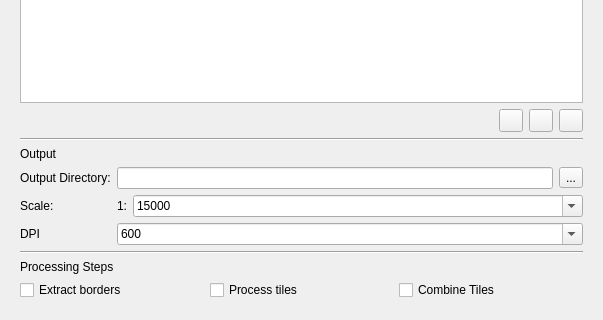
First picture: the form in src/gui/config_editor.ui, repository Trailblaze-Software/Blaze, before the edit; both pictures show x 0 to 603 and y 327 to 647 of the 603 by 647 pixel window.
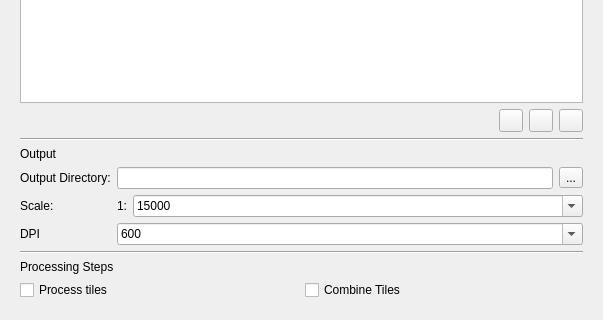
Second picture: the form after the edit. Icons and pictures are not drawn.

Commit message: Update LAS++ and eliminate need for border extraction

What changed in the file:
```diff
--- a/src/gui/config_editor.ui
+++ b/src/gui/config_editor.ui
@@ -295,13 +295,6 @@
            </property>
           </widget>
          </item>
-         <item row="0" column="0">
-          <widget class="QCheckBox" name="extract_borders_checkbox">
-           <property name="text">
-            <string>Extract borders</string>
-           </property>
-          </widget>
-         </item>
          <item row="0" column="2">
           <widget class="QCheckBox" name="combine_tiles_checkbox">
            <property name="text">
```
The commit also changes 11 other files.
